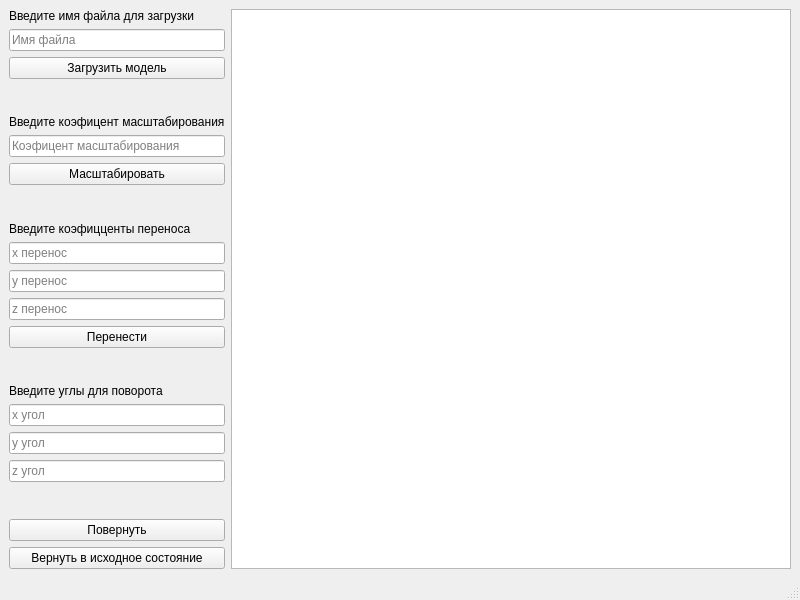
Before: the Qt Designer form lab_01/mainwindow.ui in xanderkov/ics7-OOP, drawn with Qt 5.
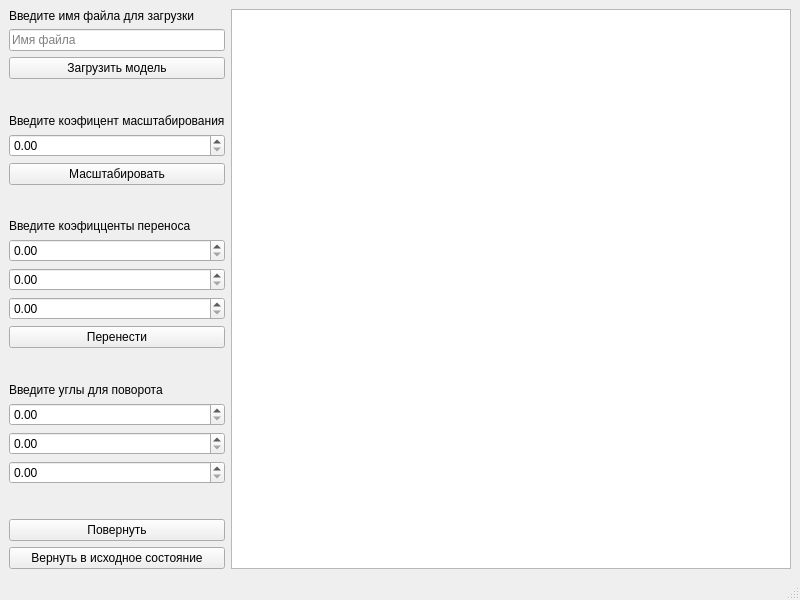
After: the same form once the commit is applied.

Diff of the .ui file:
```diff
--- a/lab_01/mainwindow.ui
+++ b/lab_01/mainwindow.ui
@@ -68,11 +68,7 @@
        </widget>
       </item>
       <item>
-       <widget class="QLineEdit" name="scaleEdit">
-        <property name="placeholderText">
-         <string>Коэфицент масштабирования</string>
-        </property>
-       </widget>
+       <widget class="QDoubleSpinBox" name="scaleEdit"/>
       </item>
       <item>
        <widget class="QPushButton" name="scaleButton">
@@ -102,25 +98,13 @@
        </widget>
       </item>
       <item>
-       <widget class="QLineEdit" name="xTransferEdit">
-        <property name="placeholderText">
-         <string>x перенос</string>
-        </property>
-       </widget>
+       <widget class="QDoubleSpinBox" name="xTransferEdit"/>
       </item>
       <item>
-       <widget class="QLineEdit" name="yTransferEdit">
-        <property name="placeholderText">
-         <string>y перенос</string>
-        </property>
-       </widget>
+       <widget class="QDoubleSpinBox" name="yTransferEdit"/>
       </item>
       <item>
-       <widget class="QLineEdit" name="zTransferEdit">
-        <property name="placeholderText">
-         <string>z перенос</string>
-        </property>
-       </widget>
+       <widget class="QDoubleSpinBox" name="zTransferEdit"/>
       </item>
       <item>
        <widget class="QPushButton" name="trasferButton">
@@ -150,25 +134,13 @@
        </widget>
       </item>
       <item>
-       <widget class="QLineEdit" name="xAlphaEdit">
-        <property name="placeholderText">
-         <string>x угол</string>
-        </property>
-       </widget>
+       <widget class="QDoubleSpinBox" name="xAngleEdit"/>
       </item>
       <item>
-       <widget class="QLineEdit" name="yAlphaEdit">
-        <property name="placeholderText">
-         <string>y угол</string>
-        </property>
-       </widget>
+       <widget class="QDoubleSpinBox" name="yAngleEdit"/>
       </item>
       <item>
-       <widget class="QLineEdit" name="zAlphaEdit">
-        <property name="placeholderText">
-         <string>z угол</string>
-        </property>
-       </widget>
+       <widget class="QDoubleSpinBox" name="zAngleEdit"/>
       </item>
       <item>
        <spacer name="verticalSpacer_4">
```
